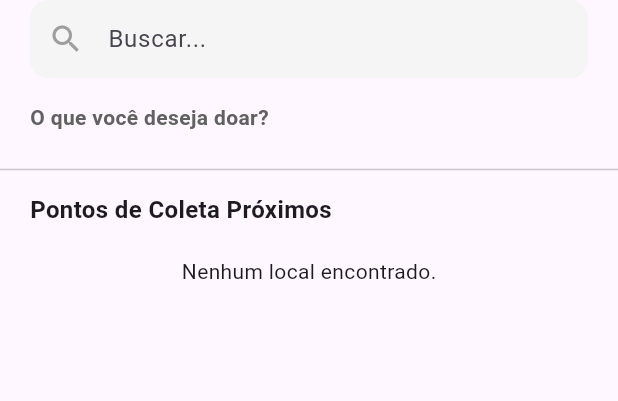
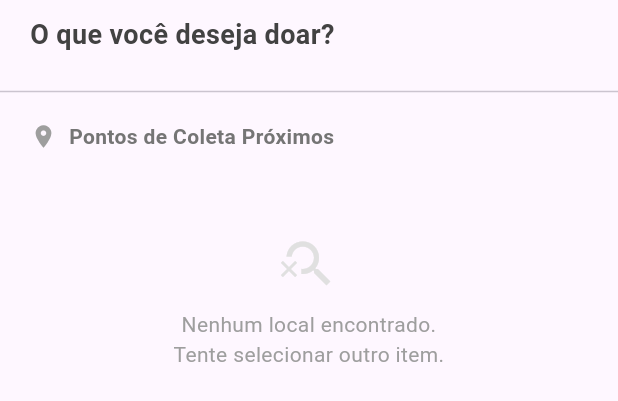
Before and after one commit to MiguelPevidor/donate-front-end, a Flutter app: the MapaPesquisaSheet widget shown alone on an empty page, opened directly with empty values, on a phone screen of 412 x 824 dp. Shown: the top 401 px of the screen. Run offline on Flutter 3.47's test engine with Material 3 defaults, Android fonts, the phone set to English and light mode, and no system bars; our stand-ins replace flutter_secure_storage, geocoding, geolocator, google_maps_flutter, jwt_decoder; accounts and stored records are empty; network calls fail.

Commit message:
refactor: Retirada do campo de pesquisa de texto, na homepage

```diff
--- a/lib/util/Constants.dart
+++ b/lib/util/Constants.dart
@@ -1,4 +1,4 @@
 class Constants {
   /////// static const String baseUrl = "http://192.168.6.100:5020/api"; //victor casa
-  static const String baseUrl = "http://172.16.40.28:5020/api"; //Victor ifes
+  static const String baseUrl = "http://172.16.40.98:5020/api"; //Victor ifes
 }
--- a/lib/view/MapaPage.dart
+++ b/lib/view/MapaPage.dart
@@ -24,7 +24,6 @@ class _MapaPageState extends State<MapaPage> {
   late MapaController _controle;
   final GlobalKey<ScaffoldState> _scaffoldKey = GlobalKey<ScaffoldState>();
 
-  final TextEditingController _searchController = TextEditingController();
   final DraggableScrollableController _sheetController = DraggableScrollableController();
 
   late Future<void> _futureInicializacao;
@@ -249,14 +248,12 @@ class _MapaPageState extends State<MapaPage> {
                       )
                     else
                       MapaPesquisaSheet(
-                        searchController: _searchController,
                         tiposItens: _controle.tiposItens,
                         idsSelecionados: _idsSelecionados,
                         pontosEncontrados: _controle.pontos,
                         isLoading: _isLoadingFiltro,
                         onFiltroChanged: _filtrar,
                         onPontoSelected: _onPontoSelectedNaLista,
-                        onSearchTap: () => _sheetController.animateTo(0.5, duration: const Duration(milliseconds: 300), curve: Curves.easeInOut),
                       ),
                     const SizedBox(height: 20),
                   ],
--- a/lib/view/MapaPesquisaSheet.dart
+++ b/lib/view/MapaPesquisaSheet.dart
@@ -3,66 +3,46 @@ import 'package:donate/model/Item.dart';
 import 'package:donate/model/PontoDeColeta.dart';
 
 class MapaPesquisaSheet extends StatelessWidget {
-  final TextEditingController searchController;
   final List<Item> tiposItens;
   final List<String> idsSelecionados;
   final List<PontoDeColeta> pontosEncontrados;
   final bool isLoading;
 
-  // Callbacks para comunicar com o Pai (MapaPage)
+  // Callbacks
   final Function(String, bool) onFiltroChanged;
   final Function(PontoDeColeta) onPontoSelected;
-  final VoidCallback onSearchTap;
 
   const MapaPesquisaSheet({
     Key? key,
-    required this.searchController,
     required this.tiposItens,
     required this.idsSelecionados,
     required this.pontosEncontrados,
     required this.isLoading,
     required this.onFiltroChanged,
     required this.onPontoSelected,
-    required this.onSearchTap,
   }) : super(key: key);
 
   @override
   Widget build(BuildContext context) {
     return Column(
-      crossAxisAlignment: CrossAxisAlignment.start,
+      crossAxisAlignment: CrossAxisAlignment.stretch,
       children: [
-        // Barra de Pesquisa
+
+
+        // Título
         Padding(
-          padding: const EdgeInsets.symmetric(horizontal: 20),
-          child: Container(
-            decoration: BoxDecoration(
-                color: Colors.grey[100], borderRadius: BorderRadius.circular(12)),
-            child: TextField(
-              controller: searchController,
-              decoration: const InputDecoration(
-                hintText: "Buscar...",
-                prefixIcon: Icon(Icons.search, color: Colors.grey),
-                border: InputBorder.none,
-                contentPadding: EdgeInsets.symmetric(horizontal: 16, vertical: 14),
-              ),
-              onTap: onSearchTap,
+          padding: const EdgeInsets.symmetric(horizontal: 20, vertical: 10),
+          child: Text(
+            "O que você deseja doar?",
+            style: TextStyle(
+              fontWeight: FontWeight.bold,
+              fontSize: 18,
+              color: Colors.grey[800]
             ),
           ),
         ),
 
-        const SizedBox(height: 16),
-
-        // Título Filtros
-        Padding(
-          padding: const EdgeInsets.symmetric(horizontal: 20),
-          child: Text("O que você deseja doar?",
-              style: TextStyle(
-                  fontWeight: FontWeight.bold, fontSize: 14, color: Colors.grey[700])),
-        ),
-
-        const SizedBox(height: 10),
-
-        // Chips
+        // --- AQUI ESTÁ A VOLTA PARA O ROW COM SCROLL ---
         SingleChildScrollView(
           scrollDirection: Axis.horizontal,
           padding: const EdgeInsets.symmetric(horizontal: 20),
@@ -72,12 +52,17 @@ class MapaPesquisaSheet extends StatelessWidget {
               final isSelected = idsSelecionados.contains(idStr);
 
               return Padding(
-                padding: const EdgeInsets.only(right: 8.0),
+                padding: const EdgeInsets.only(right: 8.0), // Espacinho entre eles
                 child: FilterChip(
                   label: Text(item.nomeItem),
                   selected: isSelected,
                   selectedColor: Colors.teal[100],
                   checkmarkColor: Colors.teal,
+                  labelStyle: TextStyle(
+                    color: isSelected ? Colors.teal[900] : Colors.black87,
+                    fontWeight: isSelected ? FontWeight.bold : FontWeight.normal,
+                  ),
+                  backgroundColor: Colors.grey[100],
                   onSelected: (bool selected) {
                     onFiltroChanged(idStr, selected);
                   },
@@ -86,25 +71,58 @@ class MapaPesquisaSheet extends StatelessWidget {
             }).toList(),
           ),
         ),
+        // ------------------------------------------------
 
-        const Divider(height: 30),
+        const Divider(height: 30, thickness: 1),
 
-        const Padding(
-          padding: EdgeInsets.symmetric(horizontal: 20),
-          child: Text("Pontos de Coleta Próximos",
-              style: TextStyle(fontWeight: FontWeight.bold, fontSize: 16)),
+        // Cabeçalho da Lista
+        Padding(
+          padding: const EdgeInsets.symmetric(horizontal: 20, vertical: 5),
+          child: Row(
+            children: [
+              const Icon(Icons.place, size: 18, color: Colors.grey),
+              const SizedBox(width: 8),
+              Text(
+                "Pontos de Coleta Próximos",
+                style: TextStyle(
+                  fontWeight: FontWeight.w600,
+                  fontSize: 14,
+                  color: Colors.grey[600]
+                ),
+              ),
+            ],
+          ),
         ),
+
+        const SizedBox(height: 10),
 
         // Lista de Resultados
         if (isLoading)
           const Center(
-              child: Padding(
-                  padding: EdgeInsets.all(20), child: CircularProgressIndicator()))
+            child: Padding(
+              padding: EdgeInsets.all(30),
+              child: CircularProgressIndicator()
+            )
+          )
         else if (pontosEncontrados.isEmpty)
-          const Center(
-              child: Padding(
-                  padding: EdgeInsets.all(20), child: Text("Nenhum local encontrado.")))
+          Center(
+            child: Padding(
+              padding: const EdgeInsets.all(40),
+              child: Column(
+                children: [
+                  Icon(Icons.search_off, size: 40, color: Colors.grey[300]),
+                  const SizedBox(height: 10),
+                  Text(
+                    "Nenhum local encontrado.\nTente selecionar outro item.",
+                    textAlign: TextAlign.center,
+                    style: TextStyle(color: Colors.grey[500]),
+                  ),
+                ],
+              )
+            )
+          )
         else
+          // Lista de resultados
           ListView.builder(
             padding: EdgeInsets.zero,
             shrinkWrap: true,
@@ -117,17 +135,21 @@ class MapaPesquisaSheet extends StatelessWidget {
                   backgroundColor: Colors.teal,
                   child: Icon(Icons.location_on, color: Colors.white),
                 ),
-                title: Text(ponto.nome, style: const TextStyle(fontWeight: FontWeight.bold)),
-
-                // --- CORREÇÃO AQUI ---
-                // Voltamos a mostrar Bairro + Horário de funcionamento
+                title: Text(
+                  ponto.nome,
+                  style: const TextStyle(fontWeight: FontWeight.bold)
+                ),
                 subtitle: Text(
-                    "${ponto.endereco.bairro} • ${ponto.horarioFuncionamento}"),
-
+                  "${ponto.endereco.bairro} • ${ponto.horarioFuncionamento}",
+                  style: const TextStyle(fontSize: 12),
+                ),
+                trailing: const Icon(Icons.chevron_right, color: Colors.grey),
                 onTap: () => onPontoSelected(ponto),
               );
             },
           ),
+
+          const SizedBox(height: 20),
       ],
     );
   }
```
Also changed, not shown: lib/view/LoginPage.dart (+24 -24 lines).
